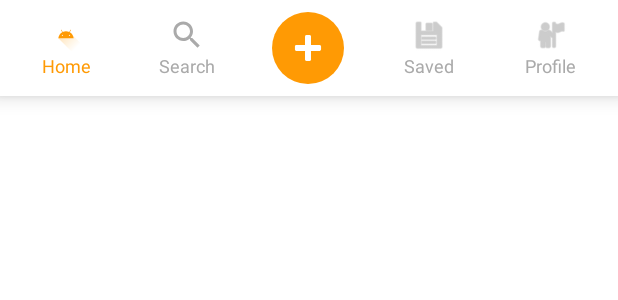
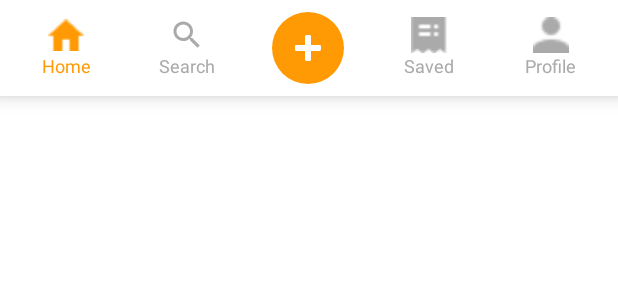
Before and after one commit to Kritavya/RecipeNestApp, an Android app: the layout layout_bottom_navbar.xml on its own in the app's theme, with its tools: preview values and no code run, on a phone screen of 412 x 824 dp. Shown: the top 300 px of the screen. Run offline under Robolectric (Android 15) with nearby library versions, the phone set to English and light mode, and no system bars.

Commit message:
Fixed Navbar

```diff
--- a/app/src/main/res/layout/layout_bottom_navbar.xml
+++ b/app/src/main/res/layout/layout_bottom_navbar.xml
@@ -24,7 +24,7 @@
         <ImageView
             android:layout_width="24dp"
             android:layout_height="24dp"
-            android:src="@drawable/ic_launcher_foreground"
+            android:src="@drawable/home"
             android:tint="#FF9A04" />
 
         <TextView
@@ -98,7 +98,7 @@
         <ImageView
             android:layout_width="24dp"
             android:layout_height="24dp"
-            android:src="@android:drawable/ic_menu_save"
+            android:src="@drawable/export"
             android:tint="#AAAAAA" />
 
         <TextView
@@ -124,7 +124,7 @@
         <ImageView
             android:layout_width="24dp"
             android:layout_height="24dp"
-            android:src="@android:drawable/ic_menu_myplaces"
+            android:src="@drawable/profile_nav"
             android:tint="#AAAAAA" />
 
         <TextView
```
Also changed, not shown: app/src/main/res/drawable/export.png (added), app/src/main/res/drawable/home.png (added), app/src/main/res/drawable/profile_nav.png (added).
